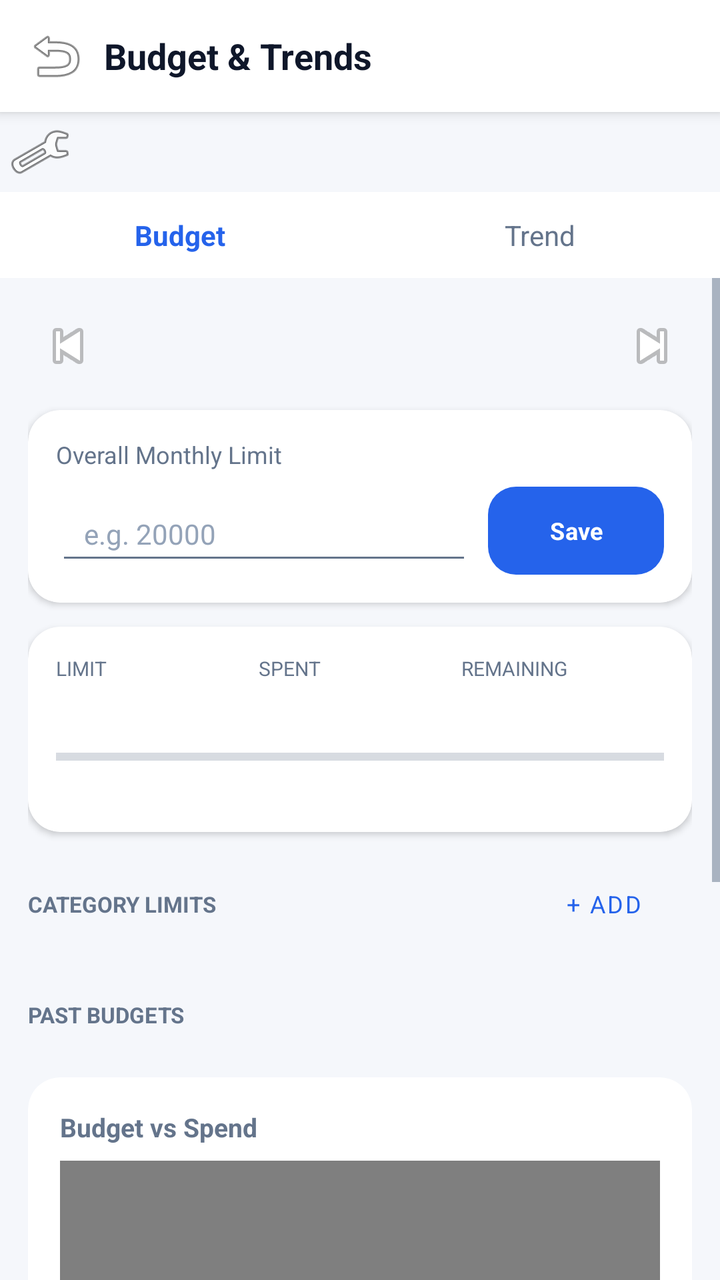
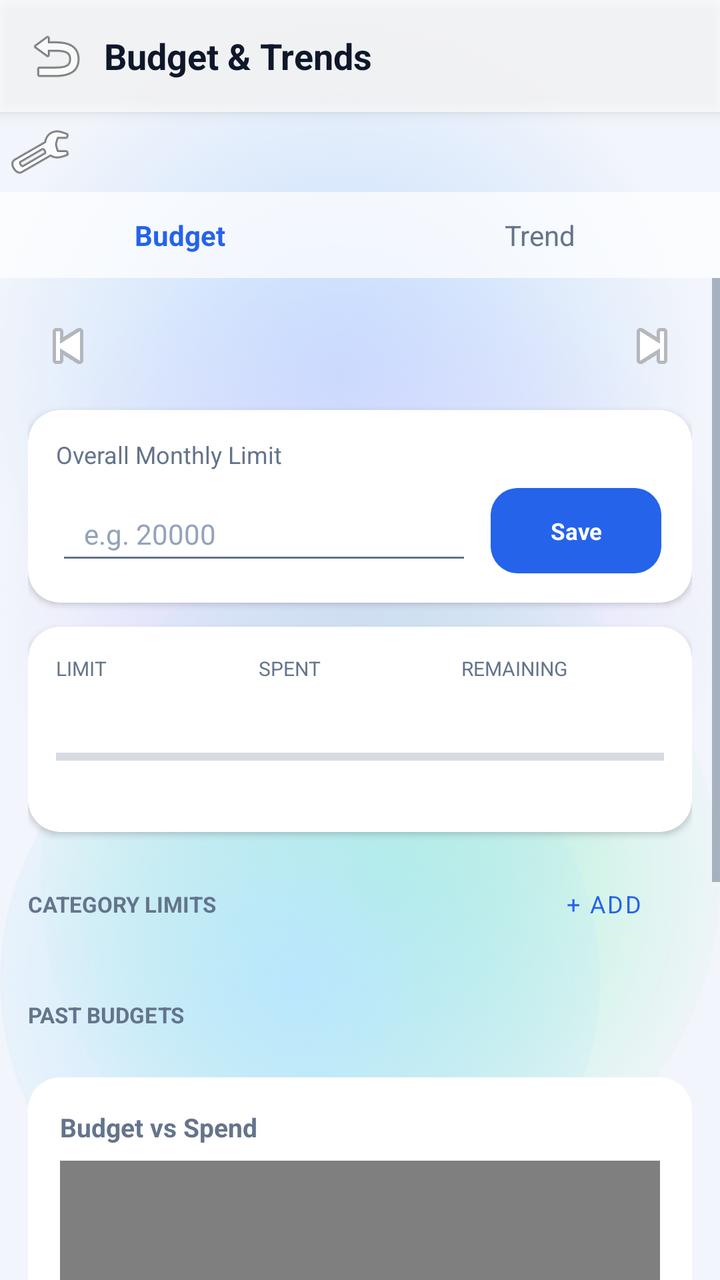

The first picture is an Android layout as it rendered before a commit; the second is the same layout after the commit. The layout source and the unified diff follow.
<!-- AndroidManifest.xml: application theme Theme.ExpenseOS -->
<!-- res/layout/activity_budget.xml -->
<?xml version="1.0" encoding="utf-8"?>
<LinearLayout xmlns:android="http://schemas.android.com/apk/res/android"
    xmlns:app="http://schemas.android.com/apk/res-auto"
    android:layout_width="match_parent"
    android:layout_height="match_parent"
    android:background="@color/bg"
    android:orientation="vertical">

    
    <LinearLayout
        android:layout_width="match_parent"
        android:layout_height="56dp"
        android:background="@color/nav_bg"
        android:elevation="4dp"
        android:gravity="center_vertical"
        android:orientation="horizontal"
        android:paddingHorizontal="8dp">

        <ImageButton
            android:id="@+id/btnBudgetBack"
            android:layout_width="40dp"
            android:layout_height="40dp"
            android:background="?attr/selectableItemBackgroundBorderless"
            android:contentDescription="Back"
            android:src="@android:drawable/ic_menu_revert" />

        <TextView
            android:layout_width="0dp"
            android:layout_height="wrap_content"
            android:layout_weight="1"
            android:paddingStart="4dp"
            android:text="Budget &amp; Trends"
            android:textColor="@color/text"
            android:textSize="18sp"
            android:textStyle="bold" />
    </LinearLayout>

    <ImageButton
        android:id="@+id/btnConfigureBudget"
        android:layout_width="40dp"
        android:layout_height="40dp"
        android:background="?attr/selectableItemBackgroundBorderless"
        android:src="@android:drawable/ic_menu_manage"
        android:contentDescription="Configure Budget" />

    
    <LinearLayout
        android:layout_width="match_parent"
        android:layout_height="wrap_content"
        android:background="@color/nav_bg"
        android:orientation="horizontal">

        <TextView
            android:id="@+id/tabBudget"
            android:layout_width="0dp"
            android:layout_height="wrap_content"
            android:layout_weight="1"
            android:gravity="center"
            android:paddingVertical="12dp"
            android:text="Budget"
            android:textColor="@color/primary"
            android:textSize="14sp"
            android:textStyle="bold" />

        <TextView
            android:id="@+id/tabTrend"
            android:layout_width="0dp"
            android:layout_height="wrap_content"
            android:layout_weight="1"
            android:gravity="center"
            android:paddingVertical="12dp"
            android:text="Trend"
            android:textColor="@color/text_muted"
            android:textSize="14sp" />
    </LinearLayout>

    <ScrollView
        android:layout_width="match_parent"
        android:layout_height="match_parent">

        <LinearLayout
            android:layout_width="match_parent"
            android:layout_height="wrap_content"
            android:orientation="vertical"
            android:padding="14dp">

            
            <LinearLayout
                android:id="@+id/panelBudget"
                android:layout_width="match_parent"
                android:layout_height="wrap_content"
                android:orientation="vertical">

                
                <LinearLayout
                    android:layout_width="match_parent"
                    android:layout_height="wrap_content"
                    android:layout_marginBottom="12dp"
                    android:gravity="center_vertical"
                    android:orientation="horizontal">

                    <ImageButton
                        android:id="@+id/btnPrevMonth"
                        android:layout_width="40dp"
                        android:layout_height="40dp"
                        android:background="?attr/selectableItemBackgroundBorderless"
                        android:contentDescription="Previous month"
                        android:src="@android:drawable/ic_media_previous" />

                    <TextView
                        android:id="@+id/tvBudgetMonth"
                        android:layout_width="0dp"
                        android:layout_height="wrap_content"
                        android:layout_weight="1"
                        android:gravity="center"
                        android:textColor="@color/text"
                        android:textSize="16sp"
                        android:textStyle="bold" />

                    <ImageButton
                        android:id="@+id/btnNextMonth"
                        android:layout_width="40dp"
                        android:layout_height="40dp"
                        android:background="?attr/selectableItemBackgroundBorderless"
                        android:contentDescription="Next month"
                        android:src="@android:drawable/ic_media_next" />
                </LinearLayout>

                
                <androidx.cardview.widget.CardView xmlns:app="http://schemas.android.com/apk/res-auto"
                    android:layout_width="match_parent"
                    android:layout_height="wrap_content"
                    android:layout_marginBottom="12dp"
                    app:cardCornerRadius="16dp"
                    app:cardElevation="2dp">

                    <LinearLayout
                        android:layout_width="match_parent"
                        android:layout_height="wrap_content"
                        android:orientation="vertical"
                        android:padding="14dp">

                        <TextView
                            android:layout_width="wrap_content"
                            android:layout_height="wrap_content"
                            android:layout_marginBottom="8dp"
                            android:text="Overall Monthly Limit"
                            android:textColor="@color/text_muted"
                            android:textSize="12sp" />

                        <LinearLayout
                            android:layout_width="match_parent"
                            android:layout_height="wrap_content"
                            android:gravity="center_vertical"
                            android:orientation="horizontal">

                            <EditText
                                android:id="@+id/etOverallLimit"
                                android:layout_width="0dp"
                                android:layout_height="44dp"
                                android:layout_marginEnd="8dp"
                                android:layout_weight="1"
                                android:hint="e.g. 20000"
                                android:inputType="numberDecimal"
                                android:textSize="14sp" />

                            <Button
                                android:id="@+id/btnSaveOverallLimit"
                                style="@style/BtnPrimary"
                                android:layout_width="wrap_content"
                                android:layout_height="44dp"
                                android:paddingHorizontal="16dp"
                                android:text="Save"
                                android:textSize="12sp" />
                        </LinearLayout>
                    </LinearLayout>
                </androidx.cardview.widget.CardView>

                <TextView
                    android:id="@+id/noBudgetMsg"
                    android:layout_width="match_parent"
                    android:layout_height="wrap_content"
                    android:layout_marginBottom="12dp"
                    android:background="@color/warning_bg"
                    android:padding="10dp"
                    android:text="No budget set for this month yet — set an overall limit above to get started."
                    android:textColor="@color/amber"
                    android:textSize="12sp"
                    android:visibility="gone" />

                
                <androidx.cardview.widget.CardView android:id="@+id/summaryCard"
                    xmlns:app="http://schemas.android.com/apk/res-auto"
                    android:layout_width="match_parent"
                    android:layout_height="wrap_content"
                    android:layout_marginBottom="12dp"
                    app:cardCornerRadius="16dp"
                    app:cardElevation="2dp">

                    <LinearLayout
                        android:layout_width="match_parent"
                        android:layout_height="wrap_content"
                        android:orientation="vertical"
                        android:padding="14dp">

                        <LinearLayout
                            android:layout_width="match_parent"
                            android:layout_height="wrap_content"
                            android:orientation="horizontal">

                            <LinearLayout
                                android:layout_width="0dp"
                                android:layout_height="wrap_content"
                                android:layout_weight="1"
                                android:orientation="vertical">

                                <TextView
                                    android:layout_width="wrap_content"
                                    android:layout_height="wrap_content"
                                    android:text="LIMIT"
                                    android:textColor="@color/text_muted"
                                    android:textSize="10sp" />

                                <TextView
                                    android:id="@+id/tvOverallLimitDisplay"
                                    android:layout_width="wrap_content"
                                    android:layout_height="wrap_content"
                                    android:textColor="@color/text"
                                    android:textSize="15sp"
                                    android:textStyle="bold" />
                            </LinearLayout>

                            <LinearLayout
                                android:layout_width="0dp"
                                android:layout_height="wrap_content"
                                android:layout_weight="1"
                                android:orientation="vertical">

                                <TextView
                                    android:layout_width="wrap_content"
                                    android:layout_height="wrap_content"
                                    android:text="SPENT"
                                    android:textColor="@color/text_muted"
                                    android:textSize="10sp" />

                                <TextView
                                    android:id="@+id/tvSpent"
                                    android:layout_width="wrap_content"
                                    android:layout_height="wrap_content"
                                    android:textColor="@color/red"
                                    android:textSize="15sp"
                                    android:textStyle="bold" />
                            </LinearLayout>

                            <LinearLayout
                                android:layout_width="0dp"
                                android:layout_height="wrap_content"
                                android:layout_weight="1"
                                android:orientation="vertical">

                                <TextView
                                    android:layout_width="wrap_content"
                                    android:layout_height="wrap_content"
                                    android:text="REMAINING"
                                    android:textColor="@color/text_muted"
                                    android:textSize="10sp" />

                                <TextView
                                    android:id="@+id/tvRemaining"
                                    android:layout_width="wrap_content"
                                    android:layout_height="wrap_content"
                                    android:textSize="15sp"
                                    android:textStyle="bold" />
                            </LinearLayout>
                        </LinearLayout>

                        <ProgressBar
                            android:id="@+id/pbOverall"
                            style="?android:attr/progressBarStyleHorizontal"
                            android:layout_width="match_parent"
                            android:layout_height="10dp"
                            android:layout_marginTop="12dp"
                            android:max="100" />

                        <TextView
                            android:id="@+id/tvUsedPct"
                            android:layout_width="match_parent"
                            android:layout_height="wrap_content"
                            android:layout_marginTop="4dp"
                            android:gravity="end"
                            android:textColor="@color/text_muted"
                            android:textSize="11sp" />
                    </LinearLayout>
                </androidx.cardview.widget.CardView>

                
                <LinearLayout
                    android:id="@+id/categorySection"
                    android:layout_width="match_parent"
                    android:layout_height="wrap_content"
                    android:layout_marginBottom="16dp"
                    android:orientation="vertical">

                    <LinearLayout
                        android:layout_width="match_parent"
                        android:layout_height="wrap_content"
                        android:layout_marginBottom="8dp"
                        android:gravity="center_vertical"
                        android:orientation="horizontal">

                        <TextView
                            android:layout_width="0dp"
                            android:layout_height="wrap_content"
                            android:layout_weight="1"
                            android:text="CATEGORY LIMITS"
                            android:textColor="@color/text_muted"
                            android:textSize="11sp"
                            android:textStyle="bold" />

                        <Button
                            android:id="@+id/btnAddCategoryBudget"
                            style="@style/Widget.MaterialComponents.Button.TextButton"
                            android:layout_width="wrap_content"
                            android:layout_height="wrap_content"
                            android:text="+ Add"
                            android:textSize="12sp" />
                    </LinearLayout>

                    <androidx.recyclerview.widget.RecyclerView
                        android:id="@+id/rvBudgetCategories"
                        android:layout_width="match_parent"
                        android:layout_height="wrap_content"
                        android:nestedScrollingEnabled="false" />
                </LinearLayout>

                
                <TextView
                    android:layout_width="wrap_content"
                    android:layout_height="wrap_content"
                    android:layout_marginBottom="8dp"
                    android:text="PAST BUDGETS"
                    android:textColor="@color/text_muted"
                    android:textSize="11sp"
                    android:textStyle="bold" />

                <androidx.recyclerview.widget.RecyclerView
                    android:id="@+id/rvPastBudgets"
                    android:layout_width="match_parent"
                    android:layout_height="wrap_content"
                    android:nestedScrollingEnabled="false" />
            </LinearLayout>

            
            <LinearLayout
                android:id="@+id/panelTrend"
                android:layout_width="match_parent"
                android:layout_height="wrap_content"
                android:orientation="vertical"
                android:visibility="gone">

                <Spinner
                    android:id="@+id/spTrendMonths"
                    android:layout_width="wrap_content"
                    android:layout_height="wrap_content"
                    android:layout_marginBottom="12dp" />

                <androidx.cardview.widget.CardView xmlns:app="http://schemas.android.com/apk/res-auto"
                    android:layout_width="match_parent"
                    android:layout_height="wrap_content"
                    android:layout_marginBottom="12dp"
                    app:cardCornerRadius="16dp"
                    app:cardElevation="2dp">

                    <LinearLayout
                        android:layout_width="match_parent"
                        android:layout_height="wrap_content"
                        android:orientation="vertical"
                        android:padding="10dp">

                        <TextView
                            android:layout_width="wrap_content"
                            android:layout_height="wrap_content"
                            android:layout_marginBottom="6dp"
                            android:paddingStart="4dp"
                            android:text="Income vs Expense"
                            android:textColor="@color/text_muted"
                            android:textSize="11sp"
                            android:textStyle="bold" />

                        <com.github.mikephil.charting.charts.BarChart
                            android:id="@+id/barMonthlyTrend"
                            android:layout_width="match_parent"
                            android:layout_height="240dp" />
                    </LinearLayout>
                </androidx.cardview.widget.CardView>

                <androidx.cardview.widget.CardView xmlns:app="http://schemas.android.com/apk/res-auto"
                    android:layout_width="match_parent"
                    android:layout_height="wrap_content"
                    app:cardCornerRadius="16dp"
                    app:cardElevation="2dp">

                    <LinearLayout
                        android:layout_width="match_parent"
                        android:layout_height="wrap_content"
                        android:orientation="vertical"
                        android:padding="10dp">

                        <TextView
                            android:layout_width="wrap_content"
                            android:layout_height="wrap_content"
                            android:layout_marginBottom="6dp"
                            android:paddingStart="4dp"
                            android:text="Spend by Category"
                            android:textColor="@color/text_muted"
                            android:textSize="11sp"
                            android:textStyle="bold" />

                        <com.github.mikephil.charting.charts.PieChart
                            android:id="@+id/pieCategoryTrend"
                            android:layout_width="match_parent"
                            android:layout_height="280dp" />
                    </LinearLayout>
                </androidx.cardview.widget.CardView>
            </LinearLayout>

            
            <androidx.cardview.widget.CardView
                android:layout_width="match_parent"
                android:layout_height="wrap_content"
                android:layout_marginTop="16dp"
                app:cardCornerRadius="16dp"
                app:cardElevation="1dp">

                <LinearLayout
                    android:layout_width="match_parent"
                    android:layout_height="wrap_content"
                    android:orientation="vertical"
                    android:padding="16dp">

                    <TextView
                        android:layout_width="wrap_content"
                        android:layout_height="wrap_content"
                        android:text="Budget vs Spend"
                        android:textColor="@color/text_muted"
                        android:textSize="13sp"
                        android:textStyle="bold" />

                    <com.github.mikephil.charting.charts.BarChart
                        android:id="@+id/barBudgetVsSpend"
                        android:layout_width="match_parent"
                        android:layout_height="240dp"
                        android:layout_marginTop="8dp" />

                    <TextView
                        android:id="@+id/tvAdherenceSummary"
                        android:layout_width="match_parent"
                        android:layout_height="wrap_content"
                        android:layout_marginTop="12dp"
                        android:textColor="@color/text"
                        android:textSize="13sp" />

                    <TextView
                        android:id="@+id/tvAvgSpendVsCurrent"
                        android:layout_width="match_parent"
                        android:layout_height="wrap_content"
                        android:layout_marginTop="4dp"
                        android:textColor="@color/text_muted"
                        android:textSize="12sp" />
                </LinearLayout>
            </androidx.cardview.widget.CardView>

            
            <androidx.cardview.widget.CardView xmlns:app="http://schemas.android.com/apk/res-auto"
                android:layout_width="match_parent"
                android:layout_height="wrap_content"
                android:layout_marginTop="12dp"
                app:cardCornerRadius="16dp"
                app:cardElevation="1dp">

                <LinearLayout
                    android:layout_width="match_parent"
                    android:layout_height="wrap_content"
                    android:orientation="vertical"
                    android:padding="16dp">

                    <TextView
                        android:layout_width="wrap_content"
                        android:layout_height="wrap_content"
                        android:text="This Month: Category Status"
                        android:textColor="@color/text_muted"
                        android:textSize="13sp"
                        android:textStyle="bold" />

                    <LinearLayout
                        android:id="@+id/categoryStatusContainer"
                        android:layout_width="match_parent"
                        android:layout_height="wrap_content"
                        android:layout_marginTop="8dp"
                        android:orientation="vertical" />
                </LinearLayout>
            </androidx.cardview.widget.CardView>
        </LinearLayout>
    </ScrollView>
</LinearLayout>
<!-- resources referenced by this layout -->
<resources>
  <color name="bg">#F5F7FB</color>
  <color name="nav_bg">#FFFFFF</color>
  <style name="Theme.ExpenseOS" parent="Theme.MaterialComponents.DayNight.NoActionBar">
          <item name="colorPrimary">@color/primary</item>
          <item name="colorPrimaryVariant">@color/primary_dark</item>
          <item name="colorPrimaryDark">@color/primary_dark</item>
          <item name="colorOnPrimary">@color/on_primary</item>
          <item name="colorSecondary">@color/secondary</item>
          <item name="colorSecondaryVariant">@color/secondary_dark</item>
          <item name="colorOnSecondary">@color/on_primary</item>
          <item name="colorAccent">@color/primary</item>
          <item name="colorSurface">@color/surface</item>
          <item name="colorOnSurface">@color/text</item>
          <item name="colorOnBackground">@color/text</item>
          <item name="colorError">@color/danger</item>
          <item name="android:colorBackground">@color/bg</item>
          <item name="android:windowBackground">@color/bg</item>
  
          <item name="android:textColorPrimary">@color/text</item>
          <item name="android:textColorSecondary">@color/text_muted</item>
          <item name="android:textColorHint">@color/text_hint</item>
          <item name="android:fontFamily">sans-serif</item>
          <item name="fontFamily">sans-serif</item>
  
          
          <item name="android:statusBarColor">@color/bg</item>
          <item name="android:navigationBarColor">@color/nav_bg</item>
          <item name="android:windowLightStatusBar">true</item>
          <item name="android:windowLightNavigationBar" tools:targetApi="o_mr1">true</item>
          <item name="android:forceDarkAllowed" tools:targetApi="q">false</item>
  
          
          <item name="editTextStyle">@style/Widget.ExpenseOS.EditText</item>
          <item name="materialAlertDialogTheme">@style/ThemeOverlay.ExpenseOS.Dialog</item>
          <item name="bottomSheetDialogTheme">@style/ThemeOverlay.ExpenseOS.BottomSheet</item>
          <item name="materialTimePickerTheme">@style/ThemeOverlay.ExpenseOS.TimePicker</item>
          <item name="android:windowAnimationStyle">@style/Animation.ExpenseOS.Window</item>
          <item name="android:windowActivityTransitions">true</item>
          <item name="android:windowContentTransitions">true</item>
      </style>
  <style name="BtnBase" parent="Widget.MaterialComponents.Button">
          <item name="android:textSize">@dimen/type_subtitle</item>
          <item name="android:textStyle">bold</item>
          <item name="android:letterSpacing">0.01</item>
          <item name="android:textAllCaps">false</item>
          <item name="android:minHeight">@dimen/touch_target</item>
          <item name="android:insetTop">0dp</item>
          <item name="android:insetBottom">0dp</item>
          <item name="cornerRadius">14dp</item>
          <item name="android:stateListAnimator">@null</item>
      </style>
  <color name="surface">#FFFFFF</color>
  <!-- unchanged entries left out for length: 25 -->
</resources>

<!-- the commit's change to res/layout/activity_budget.xml (unified diff, before → after) -->
@@ -3,7 +3,7 @@
     xmlns:app="http://schemas.android.com/apk/res-auto"
     android:layout_width="match_parent"
     android:layout_height="match_parent"
-    android:background="@color/bg"
+    android:background="@android:color/transparent"
     android:orientation="vertical">
 
     
<!-- resource entries referenced after the edit -->
@@ -1,7 +1,61 @@
 <!-- resources referenced by this layout -->
 <resources>
-  <color name="bg">#F5F7FB</color>
-  <color name="nav_bg">#FFFFFF</color>
+  <color name="bg">#F2F5FB</color>
+  <!-- drawable aurora_bg (drawable) -->
+  <?xml version="1.0" encoding="utf-8"?>
+  <layer-list xmlns:android="http://schemas.android.com/apk/res/android">
+      <item android:drawable="@color/aurora_base" />
+      <item android:width="380dp" android:height="380dp"
+          android:gravity="top|end"
+          android:drawable="@drawable/aurora_blob_blue" />
+      <item android:width="360dp" android:height="360dp"
+          android:gravity="start" android:top="120dp"
+          android:drawable="@drawable/aurora_blob_violet" />
+      <item android:width="340dp" android:height="340dp"
+          android:gravity="bottom|end" android:bottom="30dp"
+          android:drawable="@drawable/aurora_blob_mint" />
+      <item android:width="300dp" android:height="300dp"
+          android:gravity="bottom|start"
+          android:drawable="@drawable/aurora_blob_sky" />
+  </layer-list>
+  <color name="aurora_base">#F2F5FB</color>
+  <!-- drawable aurora_blob_blue (drawable) -->
+  <?xml version="1.0" encoding="utf-8"?>
+  <shape xmlns:android="http://schemas.android.com/apk/res/android" android:shape="oval">
+      <gradient
+          android:type="radial"
+          android:gradientRadius="180dp"
+          android:startColor="#BFDBFE"
+          android:endColor="#00BFDBFE" />
+  </shape>
+  <!-- drawable aurora_blob_violet (drawable) -->
+  <?xml version="1.0" encoding="utf-8"?>
+  <shape xmlns:android="http://schemas.android.com/apk/res/android" android:shape="oval">
+      <gradient
+          android:type="radial"
+          android:gradientRadius="180dp"
+          android:startColor="#DDD6FE"
+          android:endColor="#00DDD6FE" />
+  </shape>
+  <!-- drawable aurora_blob_mint (drawable) -->
+  <?xml version="1.0" encoding="utf-8"?>
+  <shape xmlns:android="http://schemas.android.com/apk/res/android" android:shape="oval">
+      <gradient
+          android:type="radial"
+          android:gradientRadius="180dp"
+          android:startColor="#A7F3D0"
+          android:endColor="#00A7F3D0" />
+  </shape>
+  <!-- drawable aurora_blob_sky (drawable) -->
+  <?xml version="1.0" encoding="utf-8"?>
+  <shape xmlns:android="http://schemas.android.com/apk/res/android" android:shape="oval">
+      <gradient
+          android:type="radial"
+          android:gradientRadius="180dp"
+          android:startColor="#BAE6FD"
+          android:endColor="#00BAE6FD" />
+  </shape>
+  <color name="nav_bg">#B9FFFFFF</color>
   <style name="Theme.ExpenseOS" parent="Theme.MaterialComponents.DayNight.NoActionBar">
           <item name="colorPrimary">@color/primary</item>
           <item name="colorPrimaryVariant">@color/primary_dark</item>
@@ -16,7 +70,7 @@
           <item name="colorOnBackground">@color/text</item>
           <item name="colorError">@color/danger</item>
           <item name="android:colorBackground">@color/bg</item>
-          <item name="android:windowBackground">@color/bg</item>
+          <item name="android:windowBackground">@drawable/aurora_bg</item>
   
           <item name="android:textColorPrimary">@color/text</item>
           <item name="android:textColorSecondary">@color/text_muted</item>
@@ -25,8 +79,8 @@
           <item name="fontFamily">sans-serif</item>
   
           
-          <item name="android:statusBarColor">@color/bg</item>
-          <item name="android:navigationBarColor">@color/nav_bg</item>
+          <item name="android:statusBarColor">@android:color/transparent</item>
+          <item name="android:navigationBarColor">@android:color/transparent</item>
           <item name="android:windowLightStatusBar">true</item>
           <item name="android:windowLightNavigationBar" tools:targetApi="o_mr1">true</item>
           <item name="android:forceDarkAllowed" tools:targetApi="q">false</item>
@@ -49,9 +103,9 @@
           <item name="android:insetTop">0dp</item>
           <item name="android:insetBottom">0dp</item>
           <item name="cornerRadius">14dp</item>
-          <item name="android:stateListAnimator">@null</item>
+          <item name="android:stateListAnimator">@animator/btn_press_scale</item>
       </style>
-  <color name="surface">#FFFFFF</color>
+  <color name="surface">#E9FFFFFF</color>
   <!-- unchanged entries left out for length: 25 -->
 </resources>
 
